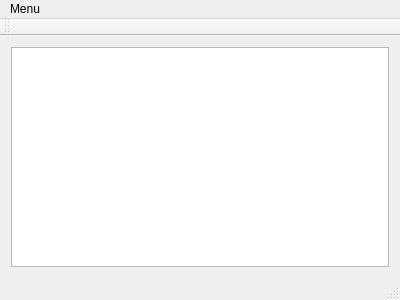
This is mainwindow.ui in thesanone/special_note as Qt 5 draws it before an edit. The edited form follows.
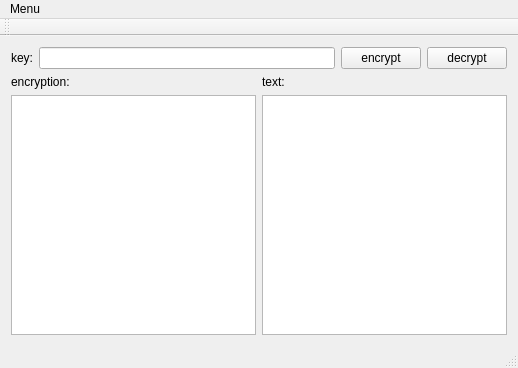
This is the edited form.

```diff
--- a/mainwindow.ui
+++ b/mainwindow.ui
@@ -6,24 +6,81 @@
    <rect>
     <x>0</x>
     <y>0</y>
-    <width>400</width>
-    <height>300</height>
+    <width>518</width>
+    <height>368</height>
    </rect>
   </property>
   <property name="windowTitle">
    <string>MainWindow</string>
   </property>
   <widget class="QWidget" name="centralWidget">
-   <layout class="QHBoxLayout" name="horizontalLayout">
+   <layout class="QVBoxLayout" name="verticalLayout_3">
     <item>
-     <widget class="QTextEdit" name="textEdit">
-      <property name="minimumSize">
-       <size>
-        <width>104</width>
-        <height>71</height>
-       </size>
-      </property>
-     </widget>
+     <layout class="QHBoxLayout" name="horizontalLayout">
+      <item>
+       <widget class="QLabel" name="label_3">
+        <property name="text">
+         <string>key:</string>
+        </property>
+       </widget>
+      </item>
+      <item>
+       <widget class="QLineEdit" name="key_field"/>
+      </item>
+      <item>
+       <widget class="QPushButton" name="encrypt_btn">
+        <property name="text">
+         <string>encrypt</string>
+        </property>
+       </widget>
+      </item>
+      <item>
+       <widget class="QPushButton" name="decrypt_btn">
+        <property name="text">
+         <string>decrypt</string>
+        </property>
+       </widget>
+      </item>
+     </layout>
+    </item>
+    <item>
+     <layout class="QHBoxLayout" name="horizontalLayout_2">
+      <item>
+       <layout class="QVBoxLayout" name="verticalLayout">
+        <item>
+         <widget class="QLabel" name="label_2">
+          <property name="text">
+           <string>encryption:</string>
+          </property>
+         </widget>
+        </item>
+        <item>
+         <widget class="QTextEdit" name="encryption_field">
+          <property name="minimumSize">
+           <size>
+            <width>104</width>
+            <height>71</height>
+           </size>
+          </property>
+         </widget>
+        </item>
+       </layout>
+      </item>
+      <item>
+       <layout class="QVBoxLayout" name="verticalLayout_2">
+        <item>
+         <widget class="QLabel" name="label">
+          <property name="text">
+           <string>text:</string>
+          </property>
+         </widget>
+        </item>
+        <item>
+         <widget class="QTextEdit" name="text_field"/>
+        </item>
+       </layout>
+      </item>
+     </layout>
     </item>
    </layout>
   </widget>
@@ -32,7 +89,7 @@
     <rect>
      <x>0</x>
      <y>0</y>
-     <width>400</width>
+     <width>518</width>
      <height>21</height>
     </rect>
    </property>
```
Left out of the diff: 35 changed lines with no effect on the pictures.
